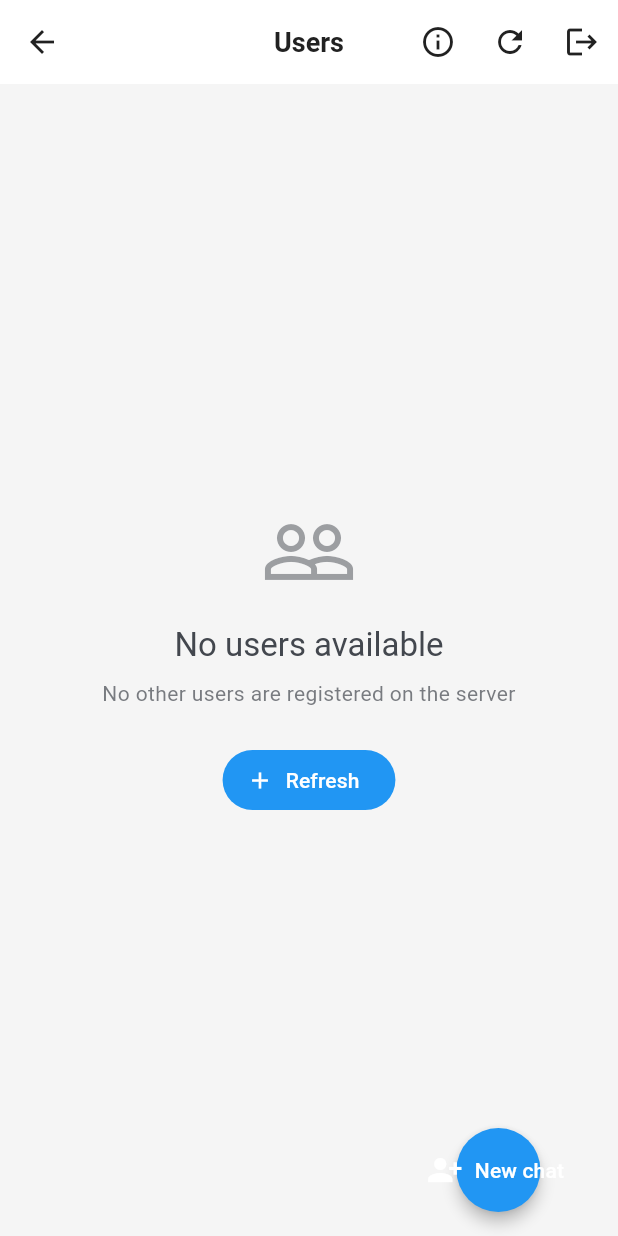
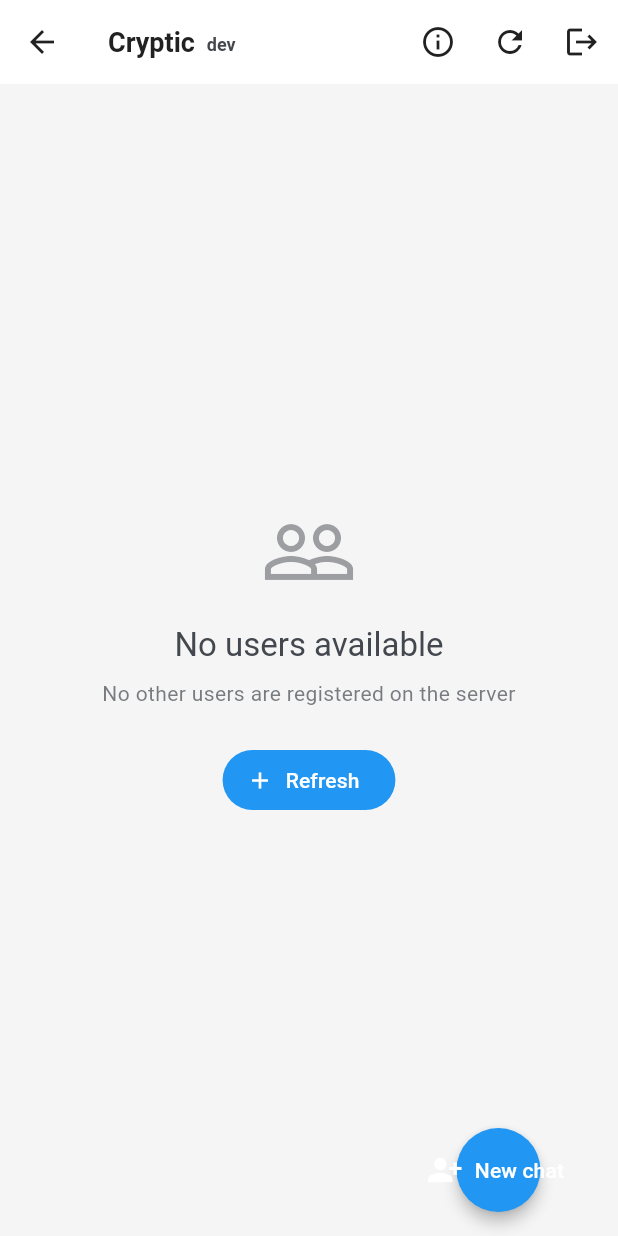
Before and after one commit to etnt/cryptic-mobile, a Flutter app: the UsersScreen screen opened directly, on a phone screen of 412 x 824 dp. Run offline on Flutter 3.47's test engine with Material 3 defaults, Android fonts, the phone set to English and light mode, and no system bars; our stand-ins replace flutter_local_notifications, flutter_riverpod, flutter_secure_storage, shared_preferences, sqflite_sqlcipher; missing offline and left inert: auto_upgrade, cryptography, mobile_scanner, pointycastle; accounts and stored records are empty.

Commit message:
feat(users): rebrand app bar to "Cryptic" with version tag
Replace the "Users" app bar title with a left-aligned "Cryptic"
wordmark and show the build version in small print beside it.
Version comes from the APP_VERSION dart-define (injected by the
release workflow); local builds show "dev", tagged releases show
"v<version>".

```diff
--- a/cryptic_app/lib/presentation/screens/users_screen.dart
+++ b/cryptic_app/lib/presentation/screens/users_screen.dart
@@ -14,6 +14,11 @@ import '../widgets/user_avatar.dart';
 import 'chat_screen.dart';
 import 'diagnostics_screen.dart';
 
+/// The app version injected at release build time via `--dart-define`.
+/// Local builds fall back to the `dev` sentinel.
+// ignore: do_not_use_environment
+const _appVersion = String.fromEnvironment('APP_VERSION', defaultValue: 'dev');
+
 /// Screen showing available users to chat with.
 class UsersScreen extends ConsumerWidget {
   /// Creates a users screen.
@@ -26,7 +31,24 @@ class UsersScreen extends ConsumerWidget {
 
     return Scaffold(
       appBar: AppBar(
-        title: const Text('Users'),
+        centerTitle: false,
+        titleSpacing: 16,
+        title: Row(
+          crossAxisAlignment: CrossAxisAlignment.baseline,
+          textBaseline: TextBaseline.alphabetic,
+          mainAxisSize: MainAxisSize.min,
+          children: [
+            const Text('Cryptic'),
+            const SizedBox(width: 8),
+            Text(
+              _appVersion == 'dev' ? 'dev' : 'v$_appVersion',
+              style: TextStyle(
+                fontSize: 12,
+                color: Theme.of(context).colorScheme.onSurfaceVariant,
+              ),
+            ),
+          ],
+        ),
         actions: [
           IconButton(
             icon: const Icon(Icons.info_outline),
```
